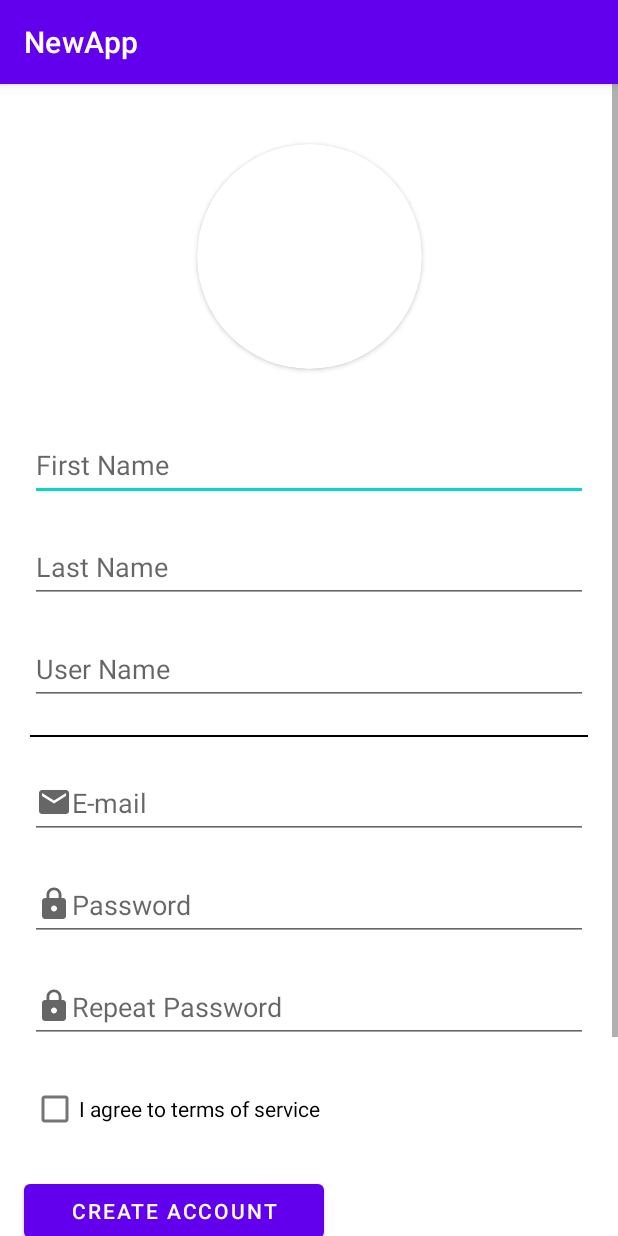
After one commit to Kutaiba-Nezar-Kashmar/Multiverse_of_Geeks, an Android app: the fragment CreateAccountFragment shown on its own in the app's theme, on a phone screen of 412 x 824 dp. The commit adds this screen. Run offline under Robolectric (Android 15) with nearby library versions, the phone set to English and light mode, and no system bars.

Commit message:
Create Account (Kotlin and xml) files added changed the code style added create account to sidebar as a blaceholder for now

```diff
--- a/app/src/main/java/io/github/kutaiba_nezar_kashmar/multiverse_of_geeks/MainActivity.kt
+++ b/app/src/main/java/io/github/kutaiba_nezar_kashmar/multiverse_of_geeks/MainActivity.kt
@@ -14,12 +14,15 @@ import androidx.appcompat.app.AppCompatActivity
 import io.github.kutaiba_nezar_kashmar.newapp.R
 import io.github.kutaiba_nezar_kashmar.newapp.databinding.ActivityMainBinding
 
-class MainActivity : AppCompatActivity() {
+//TODO go here https://codinginflow.com/tutorials/android/clickablespan to implement the clickable link in the create profile text
+class MainActivity : AppCompatActivity()
+{
 
     private lateinit var appBarConfiguration: AppBarConfiguration
     private lateinit var binding: ActivityMainBinding
 
-    override fun onCreate(savedInstanceState: Bundle?) {
+    override fun onCreate(savedInstanceState: Bundle?)
+    {
         super.onCreate(savedInstanceState)
 
         binding = ActivityMainBinding.inflate(layoutInflater)
@@ -28,29 +31,39 @@ class MainActivity : AppCompatActivity() {
         setSupportActionBar(binding.appBarMain.toolbar)
 
         binding.appBarMain.fab.setOnClickListener { view ->
-            Snackbar.make(view, "Replace with your own action", Snackbar.LENGTH_LONG)
+            Snackbar.make(
+                    view,
+                    "Replace with your own action",
+                    Snackbar.LENGTH_LONG
+                         )
                     .setAction("Action", null).show()
         }
         val drawerLayout: DrawerLayout = binding.drawerLayout
         val navView: NavigationView = binding.navView
-        val navController = findNavController(R.id.nav_host_fragment_content_main)
+        val navController =
+                findNavController(R.id.nav_host_fragment_content_main)
         // Passing each menu ID as a set of Ids because each
         // menu should be considered as top level destinations.
-        appBarConfiguration = AppBarConfiguration(setOf(
-            R.id.nav_home, R.id.nav_gallery, R.id.nav_slideshow
-        ), drawerLayout)
+        appBarConfiguration = AppBarConfiguration(
+                setOf(
+                        R.id.nav_home, R.id.nav_gallery, R.id.nav_slideshow
+                     ), drawerLayout
+                                                 )
         setupActionBarWithNavController(navController, appBarConfiguration)
         navView.setupWithNavController(navController)
     }
 
-    override fun onCreateOptionsMenu(menu: Menu): Boolean {
+    override fun onCreateOptionsMenu(menu: Menu): Boolean
+    {
         // Inflate the menu; this adds items to the action bar if it is present.
         menuInflater.inflate(R.menu.main, menu)
         return true
     }
 
-    override fun onSupportNavigateUp(): Boolean {
-        val navController = findNavController(R.id.nav_host_fragment_content_main)
+    override fun onSupportNavigateUp(): Boolean
+    {
+        val navController =
+                findNavController(R.id.nav_host_fragment_content_main)
         return navController.navigateUp(appBarConfiguration) || super.onSupportNavigateUp()
     }
 }
--- /dev/null
+++ b/app/src/main/java/io/github/kutaiba_nezar_kashmar/multiverse_of_geeks/ui/create_account/CreateAccountFragment.kt
@@ -0,0 +1,31 @@
+package io.github.kutaiba_nezar_kashmar.multiverse_of_geeks.ui.create_account
+
+import android.os.Bundle
+import android.view.LayoutInflater
+import android.view.View
+import android.view.ViewGroup
+import androidx.fragment.app.Fragment
+import androidx.lifecycle.ViewModelProvider
+import io.github.kutaiba_nezar_kashmar.newapp.databinding.FragmentCreateProfileBinding
+
+class CreateAccountFragment : Fragment()
+{
+    private var _binding: FragmentCreateProfileBinding? = null
+
+    private val binding get() = _binding!!
+
+    override fun onCreateView(inflater: LayoutInflater, container: ViewGroup?, savedInstanceState: Bundle?): View?
+    {
+        val createAccountVM = ViewModelProvider(this).get(CreateAccountViewModel::class.java)
+        _binding = FragmentCreateProfileBinding.inflate(inflater, container, false)
+        val root: View = binding.root
+
+        return root;
+    }
+
+    override fun onDestroyView()
+    {
+        super.onDestroyView()
+        _binding = null
+    }
+}
--- /dev/null
+++ b/app/src/main/java/io/github/kutaiba_nezar_kashmar/multiverse_of_geeks/ui/create_account/CreateAccountViewModel.kt
@@ -0,0 +1,8 @@
+package io.github.kutaiba_nezar_kashmar.multiverse_of_geeks.ui.create_account
+
+import androidx.lifecycle.ViewModel
+
+class CreateAccountViewModel : ViewModel()
+{
+
+}
--- a/app/src/main/java/io/github/kutaiba_nezar_kashmar/multiverse_of_geeks/ui/gallery/GalleryViewModel.kt
+++ b/app/src/main/java/io/github/kutaiba_nezar_kashmar/multiverse_of_geeks/ui/gallery/GalleryViewModel.kt
@@ -4,7 +4,8 @@ import androidx.lifecycle.LiveData
 import androidx.lifecycle.MutableLiveData
 import androidx.lifecycle.ViewModel
 
-class GalleryViewModel : ViewModel() {
+class GalleryViewModel : ViewModel()
+{
 
     private val _text = MutableLiveData<String>().apply {
         value = "This is gallery Fragment"
--- a/app/src/main/java/io/github/kutaiba_nezar_kashmar/multiverse_of_geeks/ui/home/HomeViewModel.kt
+++ b/app/src/main/java/io/github/kutaiba_nezar_kashmar/multiverse_of_geeks/ui/home/HomeViewModel.kt
@@ -4,7 +4,8 @@ import androidx.lifecycle.LiveData
 import androidx.lifecycle.MutableLiveData
 import androidx.lifecycle.ViewModel
 
-class HomeViewModel : ViewModel() {
+class HomeViewModel : ViewModel()
+{
 
     private val _text = MutableLiveData<String>().apply {
         value = "This is home Fragment"
--- a/app/src/main/java/io/github/kutaiba_nezar_kashmar/multiverse_of_geeks/ui/slideshow/SlideshowViewModel.kt
+++ b/app/src/main/java/io/github/kutaiba_nezar_kashmar/multiverse_of_geeks/ui/slideshow/SlideshowViewModel.kt
@@ -4,7 +4,8 @@ import androidx.lifecycle.LiveData
 import androidx.lifecycle.MutableLiveData
 import androidx.lifecycle.ViewModel
 
-class SlideshowViewModel : ViewModel() {
+class SlideshowViewModel : ViewModel()
+{
 
     private val _text = MutableLiveData<String>().apply {
         value = "This is slideshow Fragment"
--- /dev/null
+++ b/app/src/main/res/drawable/create_account_ic.xml
@@ -0,0 +1,10 @@
+<vector xmlns:android="http://schemas.android.com/apk/res/android"
+    android:width="24dp"
+    android:height="24dp"
+    android:viewportWidth="24"
+    android:viewportHeight="24"
+    android:tint="?attr/colorControlNormal">
+  <path
+      android:fillColor="@android:color/white"
+      android:pathData="M15,12c2.21,0 4,-1.79 4,-4s-1.79,-4 -4,-4 -4,1.79 -4,4 1.79,4 4,4zM6,10L6,7L4,7v3L1,10v2h3v3h2v-3h3v-2L6,10zM15,14c-2.67,0 -8,1.34 -8,4v2h16v-2c0,-2.66 -5.33,-4 -8,-4z"/>
+</vector>
--- /dev/null
+++ b/app/src/main/res/drawable/email_ic.xml
@@ -0,0 +1,10 @@
+<vector xmlns:android="http://schemas.android.com/apk/res/android"
+    android:width="24dp"
+    android:height="24dp"
+    android:viewportWidth="24"
+    android:viewportHeight="24"
+    android:tint="?attr/colorControlNormal">
+  <path
+      android:fillColor="@android:color/white"
+      android:pathData="M20,4L4,4c-1.1,0 -1.99,0.9 -1.99,2L2,18c0,1.1 0.9,2 2,2h16c1.1,0 2,-0.9 2,-2L22,6c0,-1.1 -0.9,-2 -2,-2zM20,8l-8,5 -8,-5L4,6l8,5 8,-5v2z"/>
+</vector>
--- /dev/null
+++ b/app/src/main/res/drawable/password_ic.xml
@@ -0,0 +1,10 @@
+<vector xmlns:android="http://schemas.android.com/apk/res/android"
+    android:width="24dp"
+    android:height="24dp"
+    android:viewportWidth="24"
+    android:viewportHeight="24"
+    android:tint="?attr/colorControlNormal">
+  <path
+      android:fillColor="@android:color/white"
+      android:pathData="M18,8h-1L17,6c0,-2.76 -2.24,-5 -5,-5S7,3.24 7,6v2L6,8c-1.1,0 -2,0.9 -2,2v10c0,1.1 0.9,2 2,2h12c1.1,0 2,-0.9 2,-2L20,10c0,-1.1 -0.9,-2 -2,-2zM12,17c-1.1,0 -2,-0.9 -2,-2s0.9,-2 2,-2 2,0.9 2,2 -0.9,2 -2,2zM15.1,8L8.9,8L8.9,6c0,-1.71 1.39,-3.1 3.1,-3.1 1.71,0 3.1,1.39 3.1,3.1v2z"/>
+</vector>
--- /dev/null
+++ b/app/src/main/res/layout/fragment_create_profile.xml
@@ -0,0 +1,185 @@
+<?xml version="1.0" encoding="utf-8"?>
+<ScrollView
+        xmlns:android="http://schemas.android.com/apk/res/android"
+        xmlns:app="http://schemas.android.com/apk/res-auto"
+        xmlns:tools="http://schemas.android.com/tools"
+        android:layout_width="match_parent"
+        android:layout_height="match_parent">
+
+    <androidx.constraintlayout.widget.ConstraintLayout
+            android:layout_width="match_parent"
+            android:layout_height="wrap_content">
+
+        <androidx.cardview.widget.CardView
+                android:layout_width="wrap_content"
+                android:layout_height="wrap_content"
+                app:layout_constraintEnd_toEndOf="parent"
+                app:layout_constraintStart_toStartOf="parent"
+                app:layout_constraintTop_toTopOf="parent"
+                app:cardCornerRadius="100dp"
+                android:id="@+id/image_card_view_holder"
+                android:layout_marginTop="40dp">
+
+            <ImageView
+                    android:layout_width="150dp"
+                    android:layout_height="150dp" />
+
+        </androidx.cardview.widget.CardView>
+
+        <EditText
+            android:id="@+id/f_name_field"
+            android:layout_width="match_parent"
+            android:layout_height="wrap_content"
+            android:layout_marginLeft="@dimen/edit_text_margin"
+            android:layout_marginTop="@dimen/edit_text_top_margin"
+            android:layout_marginRight="@dimen/edit_text_margin"
+            android:autofillHints="name"
+            android:hint="@string/f_name"
+            android:inputType="text"
+            android:minHeight="48dp"
+            app:layout_constraintEnd_toEndOf="parent"
+            app:layout_constraintHorizontal_bias="0.0"
+            app:layout_constraintStart_toStartOf="parent"
+            app:layout_constraintTop_toBottomOf="@+id/image_card_view_holder" />
+
+        <EditText
+            android:id="@+id/l_name_field"
+            android:layout_width="match_parent"
+            android:layout_height="wrap_content"
+            android:layout_marginLeft="@dimen/edit_text_margin"
+            android:layout_marginTop="@dimen/edit_text_margin"
+            android:layout_marginRight="@dimen/edit_text_margin"
+            android:autofillHints="name"
+            android:hint="@string/l_name"
+            android:inputType="text"
+            android:minHeight="48dp"
+            app:layout_constraintEnd_toEndOf="parent"
+            app:layout_constraintStart_toStartOf="parent"
+            app:layout_constraintTop_toBottomOf="@+id/f_name_field" />
+
+        <EditText
+            android:id="@+id/u_name_field"
+            android:layout_width="match_parent"
+            android:layout_height="wrap_content"
+            android:layout_marginLeft="@dimen/edit_text_margin"
+            android:layout_marginTop="@dimen/edit_text_margin"
+            android:layout_marginRight="@dimen/edit_text_margin"
+            android:autofillHints="username"
+            android:hint="@string/u_name"
+            android:inputType="text"
+            android:minHeight="48dp"
+            app:layout_constraintEnd_toEndOf="parent"
+            app:layout_constraintStart_toStartOf="parent"
+            app:layout_constraintTop_toBottomOf="@+id/l_name_field" />
+
+        <View
+                android:id="@+id/divider_1"
+                android:layout_width="match_parent"
+                android:layout_height="1dp"
+                android:background="@color/black"
+                android:layout_marginTop="9dp"
+                app:layout_constraintTop_toBottomOf="@+id/u_name_field"
+                app:layout_constraintStart_toStartOf="parent"
+                app:layout_constraintEnd_toEndOf="parent"
+                android:layout_marginVertical="@dimen/edit_text_margin"
+                android:layout_marginLeft="@dimen/edit_text_margin"
+                android:layout_marginRight="@dimen/edit_text_margin" />
+
+        <EditText
+            android:id="@+id/email_field"
+            android:layout_width="match_parent"
+            android:layout_height="wrap_content"
+            android:layout_marginLeft="@dimen/edit_text_margin"
+            android:layout_marginTop="@dimen/edit_text_margin"
+            android:layout_marginRight="@dimen/edit_text_margin"
+            android:autofillHints="emailAddress"
+            android:drawableStart="@drawable/email_ic"
+            android:hint="@string/email"
+            android:inputType="textEmailAddress"
+            android:minHeight="48dp"
+            app:layout_constraintEnd_toEndOf="parent"
+            app:layout_constraintStart_toStartOf="parent"
+            app:layout_constraintTop_toBottomOf="@+id/divider_1" />
+
+        <EditText
+            android:id="@+id/password_field"
+            android:layout_width="match_parent"
+            android:layout_height="wrap_content"
+            android:layout_marginLeft="@dimen/edit_text_margin"
+            android:layout_marginTop="@dimen/edit_text_margin"
+            android:layout_marginRight="@dimen/edit_text_margin"
+            android:drawableStart="@drawable/password_ic"
+            android:autofillHints="password"
+            android:hint="@string/password"
+            android:inputType="textPassword"
+            android:minHeight="48dp"
+            app:layout_constraintEnd_toEndOf="parent"
+            app:layout_constraintStart_toStartOf="parent"
+            app:layout_constraintTop_toBottomOf="@+id/email_field" />
+
+        <EditText
+            android:id="@+id/r_password_field"
+            android:layout_width="match_parent"
+            android:layout_height="wrap_content"
+            android:layout_marginLeft="@dimen/edit_text_margin"
+            android:layout_marginTop="@dimen/edit_text_margin"
+            android:layout_marginRight="@dimen/edit_text_margin"
+            android:drawableStart="@drawable/password_ic"
+            android:autofillHints="password"
+            android:hint="@string/r_password"
+            android:inputType="textPassword"
+            android:minHeight="48dp"
+            app:layout_constraintEnd_toEndOf="parent"
+            app:layout_constraintStart_toStartOf="parent"
+            app:layout_constraintTop_toBottomOf="@+id/password_field" />
+
+        <CheckBox
+                android:id="@+id/terms_checkbox"
+                android:layout_width="wrap_content"
+                android:layout_height="wrap_content"
+                app:layout_constraintStart_toStartOf="parent"
+                app:layout_constraintEnd_toEndOf="parent"
+                app:layout_constraintHorizontal_bias="0.093"
+                app:layout_constraintTop_toBottomOf="@+id/r_password_field"
+                android:text="@string/term_checkbox"
+                android:layout_marginTop="@dimen/edit_text_margin"/>
+
+        <Button
+                android:id="@+id/create_account_button"
+                android:layout_width="200dp"
+                android:layout_height="wrap_content"
+                android:text="@string/create_account_button"
+                app:layout_constraintTop_toBottomOf="@+id/terms_checkbox"
+                app:layout_constraintStart_toStartOf="parent"
+                app:layout_constraintEnd_toEndOf="parent"
+                android:layout_marginTop="@dimen/edit_text_margin"
+                app:layout_constraintHorizontal_bias="0.075" />
+
+        <View
+                android:id="@+id/divider_2"
+                android:layout_width="match_parent"
+                android:layout_height="1dp"
+                android:background="@color/black"
+                app:layout_constraintTop_toBottomOf="@+id/create_account_button"
+                app:layout_constraintStart_toStartOf="parent"
+                android:layout_marginTop="@dimen/edit_text_margin"
+                android:layout_marginRight="@dimen/edit_text_margin"
+                android:layout_marginLeft="@dimen/edit_text_margin"
+                app:layout_constraintEnd_toEndOf="parent" />
+
+        <TextView
+                android:id="@+id/go_to_login_text"
+                android:layout_width="wrap_content"
+                android:layout_height="wrap_content"
+                android:text="@string/already_have_account"
+                app:layout_constraintTop_toBottomOf="@+id/divider_2"
+                app:layout_constraintStart_toStartOf="parent"
+                app:layout_constraintEnd_toEndOf="parent"
+                android:layout_marginTop="@dimen/edit_text_margin"
+                app:layout_constraintHorizontal_bias="0.186"
+                android:textSize="30sp"/>
+
+
+    </androidx.constraintlayout.widget.ConstraintLayout>
+
+</ScrollView>
--- a/app/src/main/res/menu/activity_main_drawer.xml
+++ b/app/src/main/res/menu/activity_main_drawer.xml
@@ -16,5 +16,11 @@
                 android:id="@+id/nav_slideshow"
                 android:icon="@drawable/ic_menu_slideshow"
                 android:title="@string/menu_slideshow" />
+
+        <!--place holder-->
+        <item
+            android:id="@+id/nav_create_account"
+            android:icon="@drawable/create_account_ic"
+            android:title="@string/create_profile_nav"/>
     </group>
 </menu>
--- a/app/src/main/res/navigation/mobile_navigation.xml
+++ b/app/src/main/res/navigation/mobile_navigation.xml
@@ -22,4 +22,10 @@
             android:name="io.github.kutaiba_nezar_kashmar.multiverse_of_geeks.ui.slideshow.SlideshowFragment"
             android:label="@string/menu_slideshow"
             tools:layout="@layout/fragment_slideshow" />
+
+    <fragment
+        android:id="@+id/nav_create_account"
+        android:name="io.github.kutaiba_nezar_kashmar.multiverse_of_geeks.ui.create_account.CreateAccountFragment"
+        android:label="@string/create_profile_nav"
+        tools:layout="@layout/fragment_slideshow"/>
 </navigation>
--- a/app/src/main/res/values/dimens.xml
+++ b/app/src/main/res/values/dimens.xml
@@ -5,4 +5,8 @@
     <dimen name="nav_header_vertical_spacing">8dp</dimen>
     <dimen name="nav_header_height">176dp</dimen>
     <dimen name="fab_margin">16dp</dimen>
+
+    <!--create_profile dimens-->
+    <dimen name="edit_text_margin">20dp</dimen>
+    <dimen name="edit_text_top_margin">40dp</dimen>
 </resources>
--- a/app/src/main/res/values/strings.xml
+++ b/app/src/main/res/values/strings.xml
@@ -10,4 +10,18 @@
     <string name="menu_home">Home</string>
     <string name="menu_gallery">Gallery</string>
     <string name="menu_slideshow">Slideshow</string>
+
+    <!--create_profile strings-->
+    <string name="f_name">First Name</string>
+    <string name="l_name">Last Name</string>
+    <string name="u_name">User Name</string>
+    <string name="email">E-mail</string>
+    <string name="password">Password</string>
+    <string name="r_password">Repeat Password</string>
+    <string name="term_checkbox">I agree to terms of service</string>
+    <string name="create_account_button">Create account</string>
+    <string name="already_have_account">Already have and account? go to Login window to login to your account</string>
+
+    <!--navbar strings-->
+    <string name="create_profile_nav">Create account</string>
 </resources>
```
Also changed, not shown: app/src/main/java/io/github/kutaiba_nezar_kashmar/multiverse_of_geeks/ui/gallery/GalleryFragment.kt (+6 -3 lines), app/src/main/java/io/github/kutaiba_nezar_kashmar/multiverse_of_geeks/ui/home/HomeFragment.kt (+6 -3 lines), app/src/main/java/io/github/kutaiba_nezar_kashmar/multiverse_of_geeks/ui/slideshow/SlideshowFragment.kt (+6 -3 lines).
